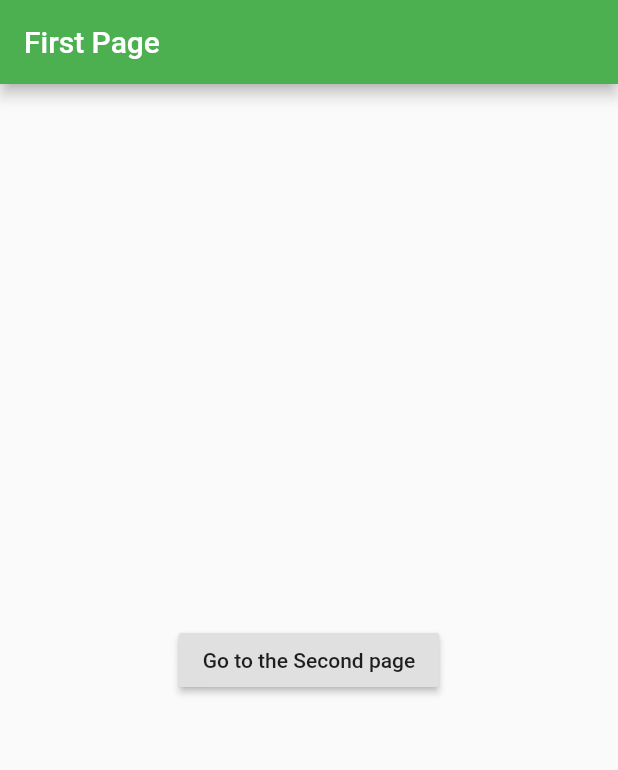
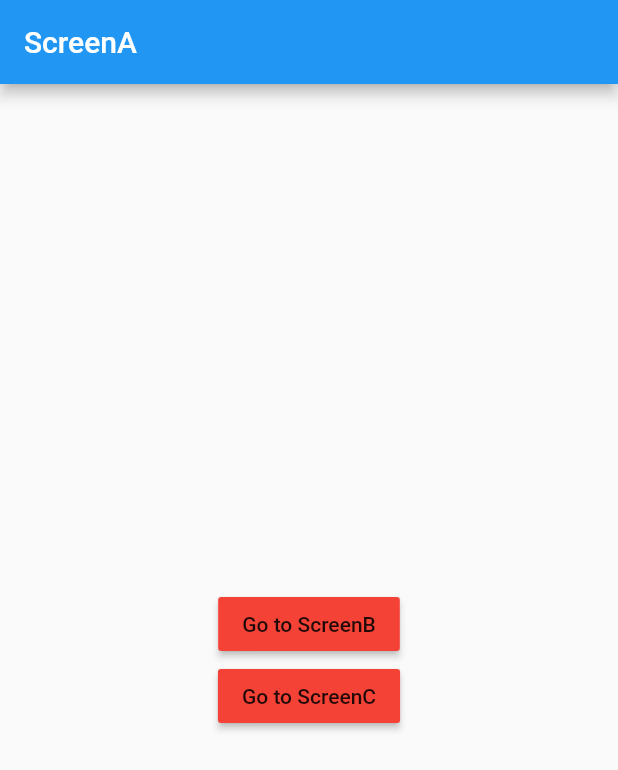
Before and after one commit to moonyah/summer_practice, a Flutter app: the screen it shows after launch, on a phone screen of 412 x 824 dp. Shown: the top 770 px of the screen. Run offline on Flutter 3.47's test engine with Material 2 defaults, Android fonts, the phone set to English and light mode, and no system bars; our stand-ins replace fluttertoast.

Commit message:
Screen추가

```diff
--- /dev/null
+++ b/lib/ScreenA.dart
@@ -0,0 +1,29 @@
+import 'package:flutter/material.dart';
+
+class ScreenA extends StatelessWidget {
+  const ScreenA({Key? key}) : super(key: key);
+
+  @override
+  Widget build(BuildContext context) {
+    return Scaffold(
+      appBar: AppBar(
+        title: Text('ScreenA'),
+      ),
+      body: Center(
+        child: Column(
+          mainAxisAlignment: MainAxisAlignment.center,
+          children: [
+            RaisedButton(
+                color: Colors.red,
+                child: Text('Go to ScreenB'),
+                onPressed: (){}),
+            RaisedButton(
+                color: Colors.red,
+                child: Text('Go to ScreenC'),
+                onPressed: (){})
+          ],
+        ),
+      ),
+    );
+  }
+}
--- /dev/null
+++ b/lib/ScreenB.dart
@@ -0,0 +1,20 @@
+import 'package:flutter/material.dart';
+
+class ScreenB extends StatelessWidget {
+  const ScreenB({Key? key}) : super(key: key);
+
+  @override
+  Widget build(BuildContext context) {
+    return Scaffold(
+      appBar: AppBar(
+        title: Text('ScreenB'),
+      ),
+      body: const Center(
+        child: Text('ScreenB',
+        style: TextStyle(
+          fontSize: 24.0
+        ),)
+      ),
+    );
+  }
+}
--- /dev/null
+++ b/lib/ScreenC.dart
@@ -0,0 +1,20 @@
+import 'package:flutter/material.dart';
+
+class ScreenC extends StatelessWidget {
+  const ScreenC({Key? key}) : super(key: key);
+
+  @override
+  Widget build(BuildContext context) {
+    return Scaffold(
+      appBar: AppBar(
+        title: Text('ScreenC'),
+      ),
+      body: const Center(
+          child: Text('ScreenC',
+            style: TextStyle(
+                fontSize: 24.0
+            ),)
+      ),
+    );
+  }
+}
--- a/lib/main.dart
+++ b/lib/main.dart
@@ -1,8 +1,9 @@
 import 'dart:ui';
 import 'package:flutter/material.dart';
 import 'package:fluttertoast/fluttertoast.dart';
+import 'ScreenA.dart';
 
-void main() => runApp(const MyApp()); //플러터 최상위 함수 runApp 함수
+void main() => runApp(const Screens()); //플러터 최상위 함수 runApp 함수
 
 class MyApp extends StatelessWidget {
   const MyApp({Key? key}) : super(key: key);
@@ -14,7 +15,7 @@ class MyApp extends StatelessWidget {
       title: 'Myapp',
       theme: ThemeData(primarySwatch: Colors.green),
       //home: MyHomePagee(title: 'Flutter Demo Home Page')
-      home: FirstPage(),
+      home: Screens(),
     );
   }
 }
@@ -595,7 +596,7 @@ class FirstPage extends StatelessWidget {
         child: Text('Go to the Second page'),
           onPressed: () {
           Navigator.push(context, MaterialPageRoute(
-          builder: (context)=>SecondPage()));
+          builder: (_)=>SecondPage()));
           }) //First Page의 context
      ),
       );
@@ -621,3 +622,14 @@ class SecondPage extends StatelessWidget {
     );
   }
 }
+
+class Screens extends StatelessWidget {
+  const Screens({Key? key}) : super(key: key);
+
+  @override
+  Widget build(BuildContext context) {
+    return MaterialApp(
+      home: ScreenA(),
+    );
+  }
+}
```
